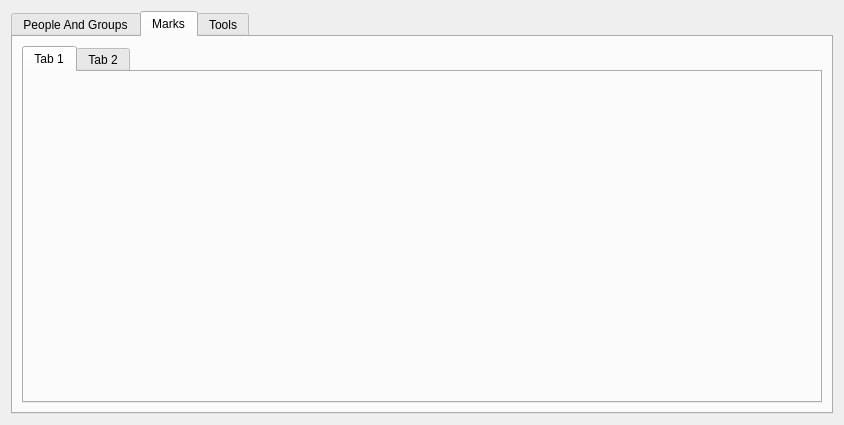
This is mainapplication.ui in Sarpowski/DataBaseCourseWork as Qt 5 draws it before an edit. The edited form follows.
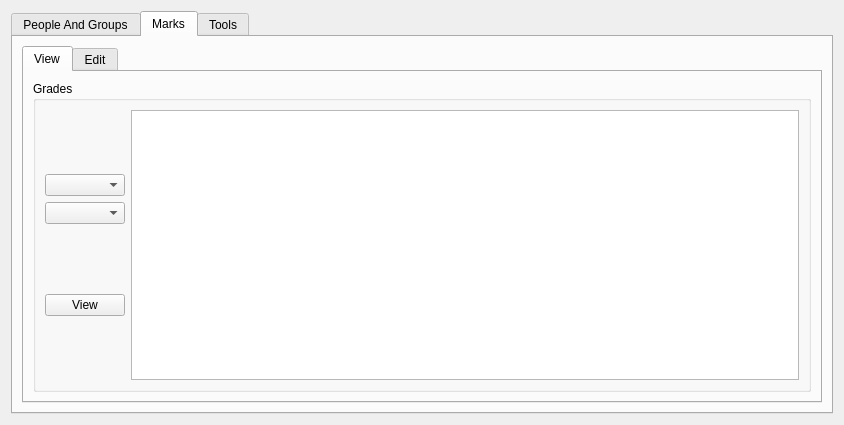
This is the edited form. The open tabs and pages were chosen to show the change.

Commit message: add  : grade system

```diff
--- a/mainapplication.ui
+++ b/mainapplication.ui
@@ -13,8 +13,8 @@
   <property name="windowTitle">
    <string>Form</string>
   </property>
-  <layout class="QGridLayout" name="gridLayout_5">
-   <item row="0" column="0">
+  <layout class="QHBoxLayout" name="horizontalLayout_16">
+   <item>
     <widget class="QTabWidget" name="MA_tabWidget_Main">
      <property name="currentIndex">
       <number>0</number>
@@ -457,12 +457,63 @@
          </property>
          <widget class="QWidget" name="tab_7">
           <attribute name="title">
-           <string>Tab 1</string>
+           <string>View</string>
           </attribute>
+          <layout class="QHBoxLayout" name="horizontalLayout_14">
+           <item>
+            <widget class="QGroupBox" name="groupBox_3">
+             <property name="title">
+              <string>Grades</string>
+             </property>
+             <layout class="QHBoxLayout" name="horizontalLayout_19">
+              <item>
+               <layout class="QHBoxLayout" name="horizontalLayout_18">
+                <item>
+                 <layout class="QHBoxLayout" name="horizontalLayout_15">
+                  <item>
+                   <layout class="QVBoxLayout" name="verticalLayout_19">
+                    <item>
+                     <layout class="QVBoxLayout" name="verticalLayout_17">
+                      <item>
+                       <widget class="QComboBox" name="comboBox_MarkSelectGroup"/>
+                      </item>
+                      <item>
+                       <widget class="QComboBox" name="comboBox_MarkSelectSubject"/>
+                      </item>
+                     </layout>
+                    </item>
+                    <item>
+                     <layout class="QVBoxLayout" name="verticalLayout_18">
+                      <item>
+                       <widget class="QPushButton" name="pushButton_MarkView">
+                        <property name="text">
+                         <string>View</string>
+                        </property>
+                       </widget>
+                      </item>
+                     </layout>
+                    </item>
+                   </layout>
+                  </item>
+                 </layout>
+                </item>
+                <item>
+                 <layout class="QHBoxLayout" name="horizontalLayout_17">
+                  <item>
+                   <widget class="QTableView" name="tableViewMark"/>
+                  </item>
+                 </layout>
+                </item>
+               </layout>
+              </item>
+             </layout>
+            </widget>
+           </item>
+          </layout>
          </widget>
          <widget class="QWidget" name="tab_8">
           <attribute name="title">
-           <string>Tab 2</string>
+           <string>Edit</string>
           </attribute>
          </widget>
         </widget>
```
Left out of the diff: 2 changed lines with no effect on the pictures. The commit also changes 2 other files.
